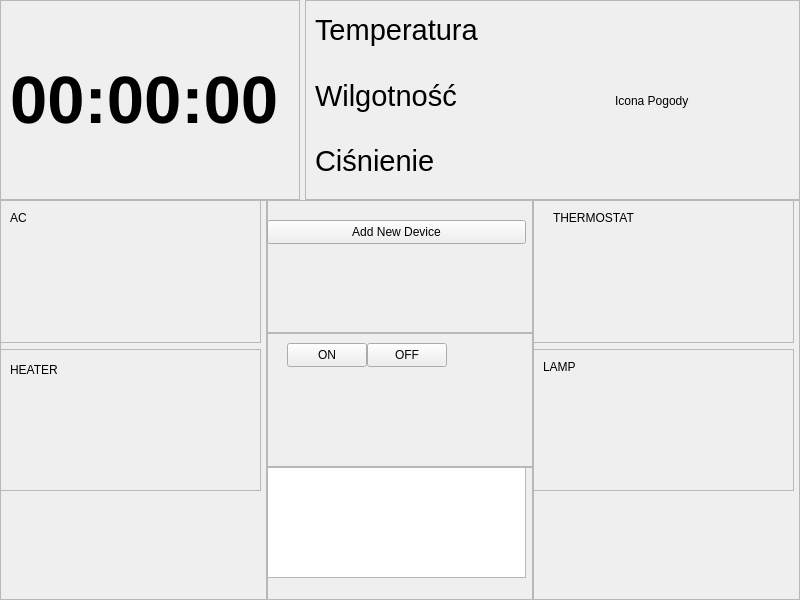
Qt form mainwindow.ui (NiMiTZ-code/SmartHomePanel) before a commit.
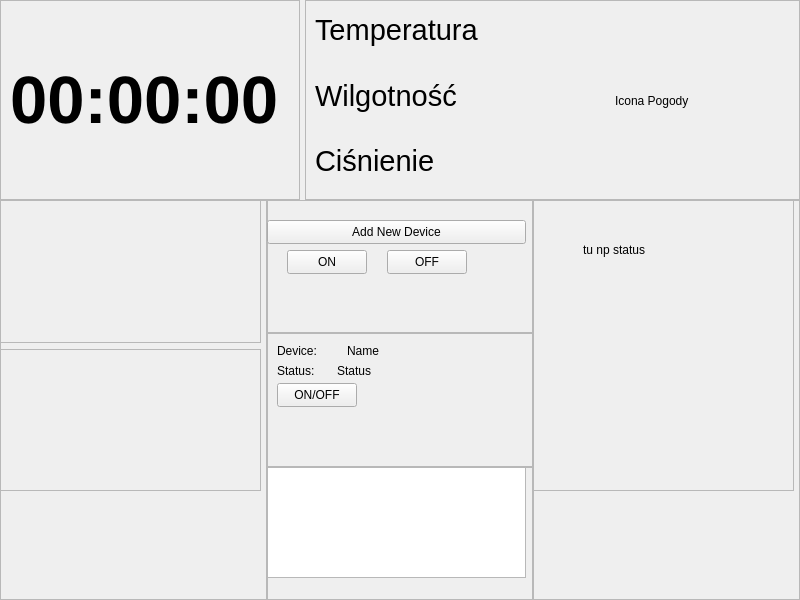
The same form after that commit.

Commit message: Rework - adding devices functionality

What changed in the file:
```diff
--- a/mainwindow.ui
+++ b/mainwindow.ui
@@ -208,19 +208,6 @@
               <property name="frameShadow">
                <enum>QFrame::Shadow::Raised</enum>
               </property>
-              <widget class="QLabel" name="label_2">
-               <property name="geometry">
-                <rect>
-                 <x>10</x>
-                 <y>10</y>
-                 <width>49</width>
-                 <height>16</height>
-                </rect>
-               </property>
-               <property name="text">
-                <string>AC</string>
-               </property>
-              </widget>
              </widget>
             </item>
             <item>
@@ -231,19 +218,6 @@
               <property name="frameShadow">
                <enum>QFrame::Shadow::Raised</enum>
               </property>
-              <widget class="QLabel" name="label">
-               <property name="geometry">
-                <rect>
-                 <x>10</x>
-                 <y>10</y>
-                 <width>241</width>
-                 <height>21</height>
-                </rect>
-               </property>
-               <property name="text">
-                <string>HEATER</string>
-               </property>
-              </widget>
              </widget>
             </item>
            </layout>
@@ -273,21 +247,30 @@
               <string>Add New Device</string>
              </property>
             </widget>
-           </widget>
-          </item>
-          <item>
-           <widget class="QFrame" name="frame_5">
-            <property name="frameShape">
-             <enum>QFrame::Shape::StyledPanel</enum>
-            </property>
-            <property name="frameShadow">
-             <enum>QFrame::Shadow::Raised</enum>
-            </property>
+            <widget class="QPushButton" name="lightsOnButton">
+             <property name="geometry">
+              <rect>
+               <x>20</x>
+               <y>50</y>
+               <width>80</width>
+               <height>24</height>
+              </rect>
+             </property>
+             <property name="sizePolicy">
+              <sizepolicy hsizetype="Expanding" vsizetype="Expanding">
+               <horstretch>0</horstretch>
+               <verstretch>0</verstretch>
+              </sizepolicy>
+             </property>
+             <property name="text">
+              <string>ON</string>
+             </property>
+            </widget>
             <widget class="QPushButton" name="lightsOffButton">
              <property name="geometry">
               <rect>
-               <x>100</x>
-               <y>10</y>
+               <x>120</x>
+               <y>50</y>
                <width>80</width>
                <height>24</height>
               </rect>
@@ -305,23 +288,79 @@
               <bool>false</bool>
              </property>
             </widget>
-            <widget class="QPushButton" name="lightsOnButton">
+           </widget>
+          </item>
+          <item>
+           <widget class="QFrame" name="frame_5">
+            <property name="frameShape">
+             <enum>QFrame::Shape::StyledPanel</enum>
+            </property>
+            <property name="frameShadow">
+             <enum>QFrame::Shadow::Raised</enum>
+            </property>
+            <widget class="QLabel" name="label_11">
              <property name="geometry">
               <rect>
-               <x>20</x>
+               <x>10</x>
                <y>10</y>
+               <width>49</width>
+               <height>16</height>
+              </rect>
+             </property>
+             <property name="text">
+              <string>Device:</string>
+             </property>
+            </widget>
+            <widget class="QLabel" name="deviceNameLabel">
+             <property name="geometry">
+              <rect>
+               <x>80</x>
+               <y>10</y>
+               <width>49</width>
+               <height>16</height>
+              </rect>
+             </property>
+             <property name="text">
+              <string>Name</string>
+             </property>
+            </widget>
+            <widget class="QLabel" name="label_12">
+             <property name="geometry">
+              <rect>
+               <x>10</x>
+               <y>30</y>
+               <width>49</width>
+               <height>16</height>
+              </rect>
+             </property>
+             <property name="text">
+              <string>Status:</string>
+             </property>
+            </widget>
+            <widget class="QLabel" name="deviceStatuslabel">
+             <property name="geometry">
+              <rect>
+               <x>70</x>
+               <y>30</y>
+               <width>49</width>
+               <height>16</height>
+              </rect>
+             </property>
+             <property name="text">
+              <string>Status</string>
+             </property>
+            </widget>
+            <widget class="QPushButton" name="deviceOnOffButton">
+             <property name="geometry">
+              <rect>
+               <x>10</x>
+               <y>50</y>
                <width>80</width>
                <height>24</height>
               </rect>
              </property>
-             <property name="sizePolicy">
-              <sizepolicy hsizetype="Expanding" vsizetype="Expanding">
-               <horstretch>0</horstretch>
-               <verstretch>0</verstretch>
-              </sizepolicy>
-             </property>
              <property name="text">
-              <string>ON</string>
+              <string>ON/OFF</string>
              </property>
             </widget>
            </widget>
@@ -366,29 +405,6 @@
             </rect>
            </property>
            <layout class="QVBoxLayout" name="verticalLayout_7">
-            <item>
-             <widget class="QFrame" name="frame_8">
-              <property name="frameShape">
-               <enum>QFrame::Shape::StyledPanel</enum>
-              </property>
-              <property name="frameShadow">
-               <enum>QFrame::Shadow::Raised</enum>
-              </property>
-              <widget class="QLabel" name="label_3">
-               <property name="geometry">
-                <rect>
-                 <x>20</x>
-                 <y>10</y>
-                 <width>91</width>
-                 <height>16</height>
-                </rect>
-               </property>
-               <property name="text">
-                <string>THERMOSTAT</string>
-               </property>
-              </widget>
-             </widget>
-            </item>
             <item>
              <widget class="QFrame" name="frame_9">
               <property name="frameShape">
@@ -397,17 +413,17 @@
               <property name="frameShadow">
                <enum>QFrame::Shadow::Raised</enum>
               </property>
-              <widget class="QLabel" name="label_4">
+              <widget class="QLabel" name="label">
                <property name="geometry">
                 <rect>
-                 <x>10</x>
-                 <y>10</y>
-                 <width>111</width>
-                 <height>16</height>
+                 <x>50</x>
+                 <y>40</y>
+                 <width>181</width>
+                 <height>20</height>
                 </rect>
                </property>
                <property name="text">
-                <string>LAMP</string>
+                <string>tu np status</string>
                </property>
               </widget>
              </widget>
```
The commit also changes 2 other files.
